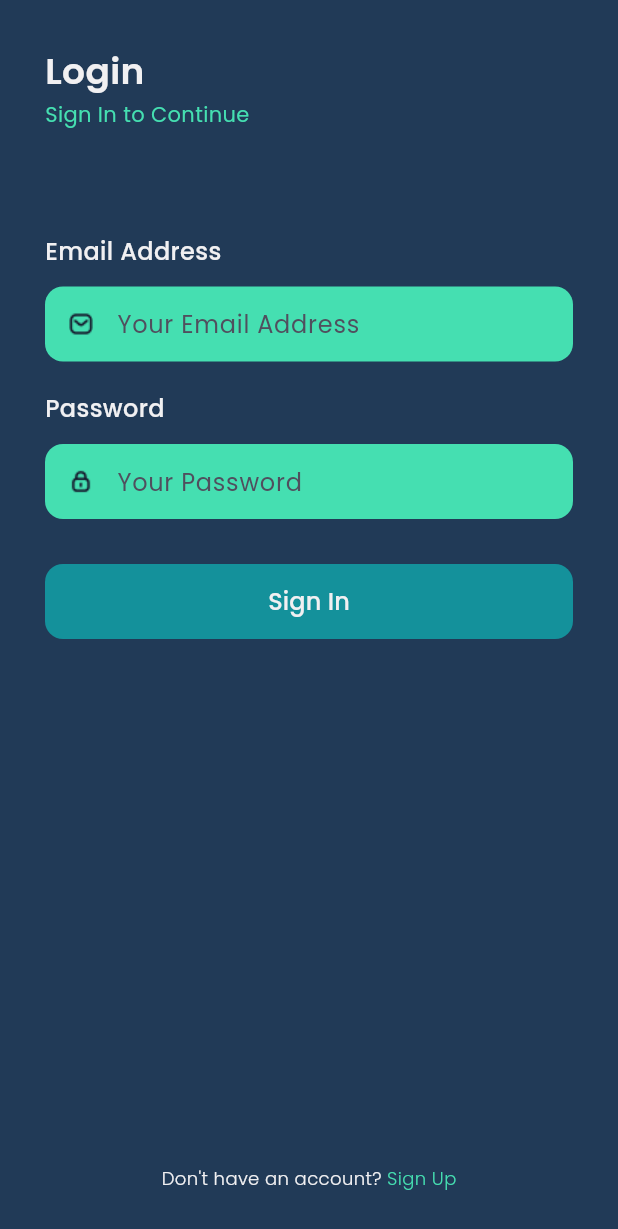
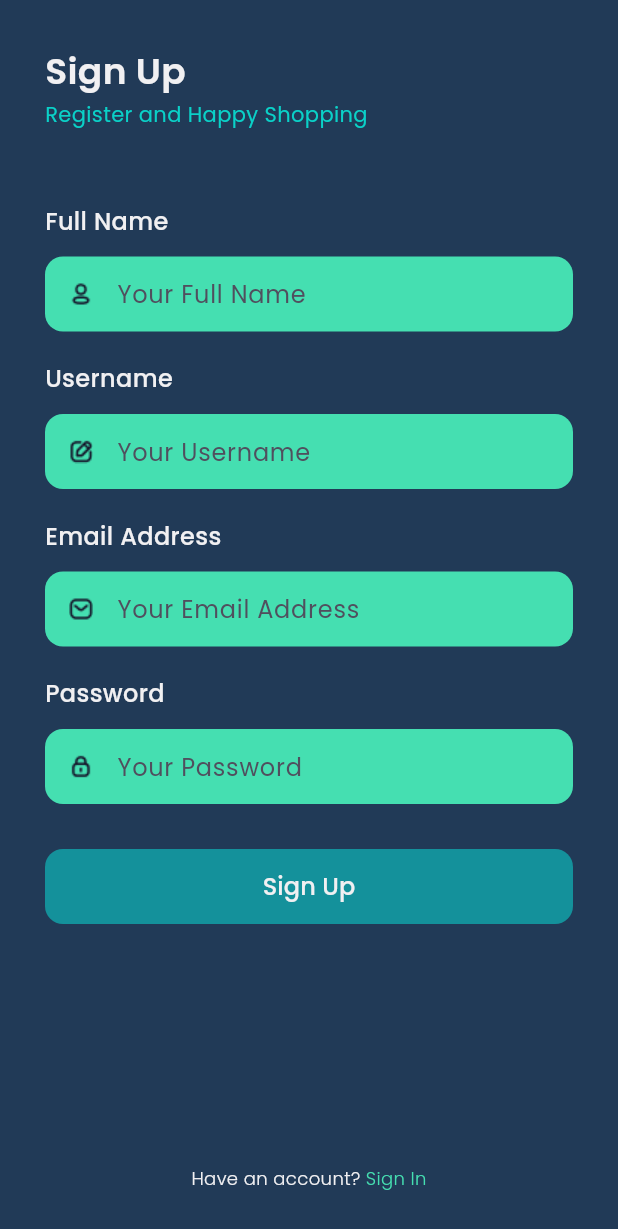
Before and after one commit to hanissiddiq/apotik_apps, a Flutter app: the screen it shows after launch, after a tap on "Sign Up", on a phone screen of 412 x 824 dp. Shown: the top 1229 px of the screen. Run offline on Flutter 3.47's test engine with Material 3 defaults, Android fonts, the phone set to English and light mode, and no system bars; our stand-ins replace google_fonts.

Commit message:
Add Register Page

```diff
--- a/lib/main.dart
+++ b/lib/main.dart
@@ -1,4 +1,5 @@
 import 'package:apotik_apps/pages/sign_in_page.dart';
+import 'package:apotik_apps/pages/sign_up_page.dart';
 import 'package:flutter/material.dart';
 import 'package:google_fonts/google_fonts.dart';
 import 'package:apotik_apps/pages/splash_page.dart';
@@ -18,6 +19,7 @@
       routes: {
         '/': (context) => SplashPage(),
         '/sign-in': (context) => SignInPage(),
+        '/sign-up': (context) => SignUpPage(),
       },
     );
   }
--- /dev/null
+++ b/lib/pages/sign_up_page.dart
@@ -0,0 +1,324 @@
+import "package:flutter/material.dart";
+import "package:apotik_apps/theme.dart";
+
+class SignUpPage extends StatelessWidget {
+  const SignUpPage({super.key});
+
+  @override
+  Widget build(BuildContext context) {
+    Widget header() {
+      return Container(
+        margin: EdgeInsets.only(top: 30),
+        child: Column(
+          crossAxisAlignment: CrossAxisAlignment.start,
+          children: [
+            Text(
+              'Sign Up',
+              style: primaryTextStyle.copyWith(
+                fontSize: 24,
+                fontWeight: semiBold,
+              ),
+            ),
+            SizedBox(
+              height: 2,
+            ),
+            Text(
+              'Register and Happy Shopping',
+              style: secondary2TextStyle,
+            ),
+          ],
+        ),
+      );
+    }
+
+    Widget nameInput() {
+      return Container(
+        margin: EdgeInsets.only(top: 50),
+        child: Column(
+          crossAxisAlignment: CrossAxisAlignment.start,
+          children: [
+            Text(
+              'Full Name',
+              style: primaryTextStyle.copyWith(
+                fontSize: 16,
+                fontWeight: medium,
+              ),
+            ),
+            SizedBox(
+              height: 12,
+            ),
+            Container(
+              height: 50,
+              padding: EdgeInsets.symmetric(
+                horizontal: 16,
+              ),
+              decoration: BoxDecoration(
+                color: eColor,
+                borderRadius: BorderRadius.circular(12),
+              ),
+              child: Center(
+                child: Row(
+                  children: [
+                    Image.asset(
+                      'assets/img/icon_name.png',
+                      width: 16,
+                    ),
+                    SizedBox(
+                      width: 16,
+                    ),
+                    Expanded(
+                      child: TextFormField(
+                        decoration: InputDecoration.collapsed(
+                          hintText: 'Your Full Name',
+                          hintStyle: subtitleTextStyle,
+                        ),
+                      ),
+                    ),
+                  ],
+                ),
+              ),
+            ),
+          ],
+        ),
+      );
+    }
+
+    Widget usernameInput() {
+      return Container(
+        margin: EdgeInsets.only(top: 20),
+        child: Column(
+          crossAxisAlignment: CrossAxisAlignment.start,
+          children: [
+            Text(
+              'Username',
+              style: primaryTextStyle.copyWith(
+                fontSize: 16,
+                fontWeight: medium,
+              ),
+            ),
+            SizedBox(
+              height: 12,
+            ),
+            Container(
+              height: 50,
+              padding: EdgeInsets.symmetric(
+                horizontal: 16,
+              ),
+              decoration: BoxDecoration(
+                color: eColor,
+                borderRadius: BorderRadius.circular(12),
+              ),
+              child: Center(
+                child: Row(
+                  children: [
+                    Image.asset(
+                      'assets/img/icon_username.png',
+                      width: 16,
+                    ),
+                    SizedBox(
+                      width: 16,
+                    ),
+                    Expanded(
+                      child: TextFormField(
+                        decoration: InputDecoration.collapsed(
+                          hintText: 'Your Username',
+                          hintStyle: subtitleTextStyle,
+                        ),
+                      ),
+                    ),
+                  ],
+                ),
+              ),
+            ),
+          ],
+        ),
+      );
+    }
+
+    Widget emailInput() {
+      return Container(
+        margin: EdgeInsets.only(top: 20),
+        child: Column(
+          crossAxisAlignment: CrossAxisAlignment.start,
+          children: [
+            Text(
+              'Email Address',
+              style: primaryTextStyle.copyWith(
+                fontSize: 16,
+                fontWeight: medium,
+              ),
+            ),
+            SizedBox(
+              height: 12,
+            ),
+            Container(
+              height: 50,
+              padding: EdgeInsets.symmetric(
+                horizontal: 16,
+              ),
+              decoration: BoxDecoration(
+                color: eColor,
+                borderRadius: BorderRadius.circular(12),
+              ),
+              child: Center(
+                child: Row(
+                  children: [
+                    Image.asset(
+                      'assets/img/icon_email.png',
+                      width: 16,
+                    ),
+                    SizedBox(
+                      width: 16,
+                    ),
+                    Expanded(
+                      child: TextFormField(
+                        decoration: InputDecoration.collapsed(
+                          hintText: 'Your Email Address',
+                          hintStyle: subtitleTextStyle,
+                        ),
+                      ),
+                    ),
+                  ],
+                ),
+              ),
+            ),
+          ],
+        ),
+      );
+    }
+
+    Widget passwordInput() {
+      return Container(
+        margin: EdgeInsets.only(top: 20),
+        child: Column(
+          crossAxisAlignment: CrossAxisAlignment.start,
+          children: [
+            Text(
+              'Password',
+              style: primaryTextStyle.copyWith(
+                fontSize: 16,
+                fontWeight: medium,
+              ),
+            ),
+            SizedBox(
+              height: 12,
+            ),
+            Container(
+              height: 50,
+              padding: EdgeInsets.symmetric(
+                horizontal: 16,
+              ),
+              decoration: BoxDecoration(
+                color: eColor,
+                borderRadius: BorderRadius.circular(12),
+              ),
+              child: Center(
+                child: Row(
+                  children: [
+                    Image.asset(
+                      'assets/img/icon_lock.png',
+                      width: 16,
+                    ),
+                    SizedBox(
+                      width: 16,
+                    ),
+                    Expanded(
+                      child: TextFormField(
+                        obscureText: true,
+                        decoration: InputDecoration.collapsed(
+                          hintText: 'Your Password',
+                          hintStyle: subtitleTextStyle,
+                        ),
+                      ),
+                    ),
+                  ],
+                ),
+              ),
+            ),
+          ],
+        ),
+      );
+    }
+
+    Widget signUpButton() {
+      return Container(
+        height: 50,
+        width: double.infinity,
+        margin: EdgeInsets.only(top: 30),
+        child: TextButton(
+          onPressed: () {
+            Navigator.pushNamed(context, '/home');
+          },
+          style: TextButton.styleFrom(
+            backgroundColor: cColor,
+            shape: RoundedRectangleBorder(
+              borderRadius: BorderRadius.circular(12),
+            ),
+          ),
+          child: Text(
+            'Sign Up',
+            style: primaryTextStyle.copyWith(
+              fontSize: 16,
+              fontWeight: medium,
+            ),
+          ),
+        ),
+      );
+    }
+
+    Widget footer() {
+      return Container(
+// Suggested code may be subject to a license. Learn more: ~LicenseLog:122460034.
+// Suggested code may be subject to a license. Learn more: ~LicenseLog:537963204.
+        margin: EdgeInsets.only(bottom: 30),
+        child: Row(
+          mainAxisAlignment: MainAxisAlignment.center,
+          children: [
+            Text(
+              'Have an account? ',
+              style: primaryTextStyle.copyWith(
+                fontSize: 12,
+                fontWeight: light,
+              ),
+            ),
+            GestureDetector(
+              onTap: () {
+                Navigator.pop(context);
+              },
+              child: Text(
+                'Sign In',
+                style: secondary3TextStyle.copyWith(
+                  fontSize: 12,
+                  fontWeight: light,
+                ),
+              ),
+            ),
+          ],
+        ),
+      );
+    }
+
+    return Scaffold(
+      backgroundColor: aColor,
+      resizeToAvoidBottomInset: false,
+      body: SafeArea(
+        child: Container(
+          margin: EdgeInsets.symmetric(horizontal: defaultMargin),
+          child: Column(
+            crossAxisAlignment: CrossAxisAlignment.start,
+            children: [
+              header(),
+              nameInput(),
+              usernameInput(),
+              emailInput(),
+              passwordInput(),
+              signUpButton(),
+              Spacer(),
+              footer(),
+            ],
+          ),
+        ),
+      ),
+    );
+  }
+}
```
Also changed, not shown: assets/img/icon_name.png (added), assets/img/icon_username.png (added).
